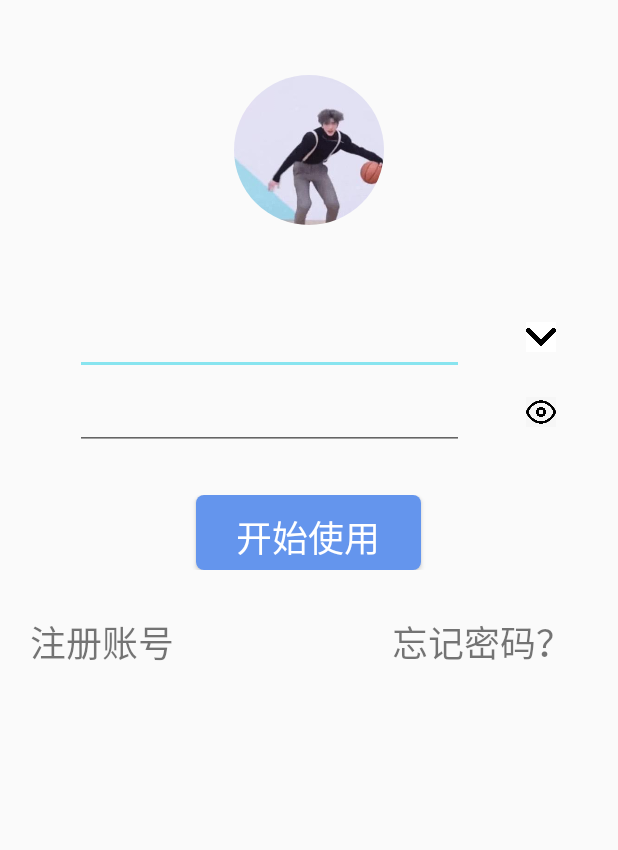
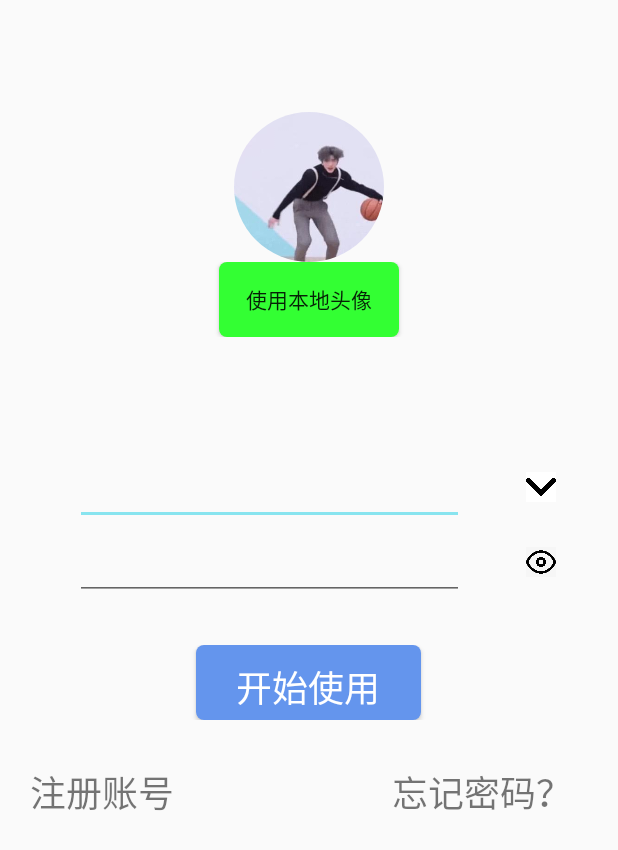
Before and after one commit to leioalba/MyApp, an Android app: the LoginActivity screen opened directly, with no data from a screen before it, on a phone screen of 412 x 824 dp. Shown: the top 850 px of the screen. Run offline under Robolectric (Android 15) with nearby library versions, the phone set to English and light mode, and no system bars; our stand-ins replace CircleImageView.

Commit message:
使用本地头像

```diff
--- a/app/src/main/res/layout/activity_login.xml
+++ b/app/src/main/res/layout/activity_login.xml
@@ -10,14 +10,28 @@
 
     <LinearLayout
         android:layout_width="match_parent"
-        android:layout_height="200dp"
-        android:orientation="horizontal"
+        android:layout_height="300dp"
+        android:orientation="vertical"
         android:gravity="center">
         <de.hdodenhof.circleimageview.CircleImageView
+            android:id="@+id/circleImageView"
             android:layout_width="100dp"
             android:layout_height="100dp"
-            android:layout_gravity="center_vertical"
+            android:layout_gravity="center_horizontal"
             android:src="@drawable/caicai"/>
+      <LinearLayout
+          android:layout_width="match_parent"
+          android:layout_height="50dp"
+          android:orientation="horizontal"
+          android:gravity="center">
+
+        <Button
+            android:id="@+id/ButtonLocal"
+            android:layout_width="120dp"
+            android:layout_height="50dp"
+            android:text="使用本地头像"
+            android:background="@drawable/buttonresigter"/>
+      </LinearLayout>
     </LinearLayout>
     <LinearLayout
         android:layout_width="match_parent"
--- a/app/src/main/res/layout/activity_slapse.xml
+++ b/app/src/main/res/layout/activity_slapse.xml
@@ -22,7 +22,7 @@
             android:layout_width="match_parent"
             android:layout_height="wrap_content"
             android:background="@color/design_default_color_primary"
-            android:text="点击进入享受美好体验"
+            android:text="点击进入app体验"
             android:textColor="#FFF"
             android:textSize="20sp" />
 
```
Also changed, not shown: app/src/main/AndroidManifest.xml (+9 -9 lines), app/src/main/java/cn/edu/gdpt/androiddemo/activity/LoginActivity.java (+81 -2 lines).
